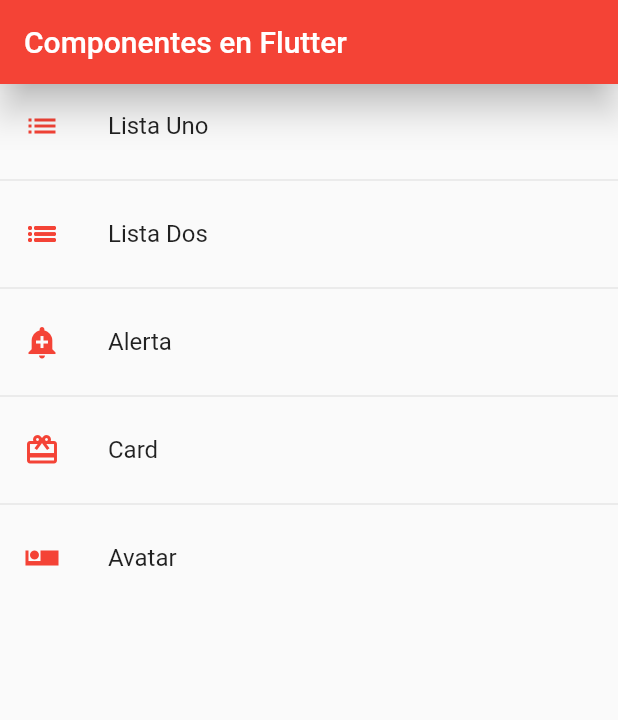
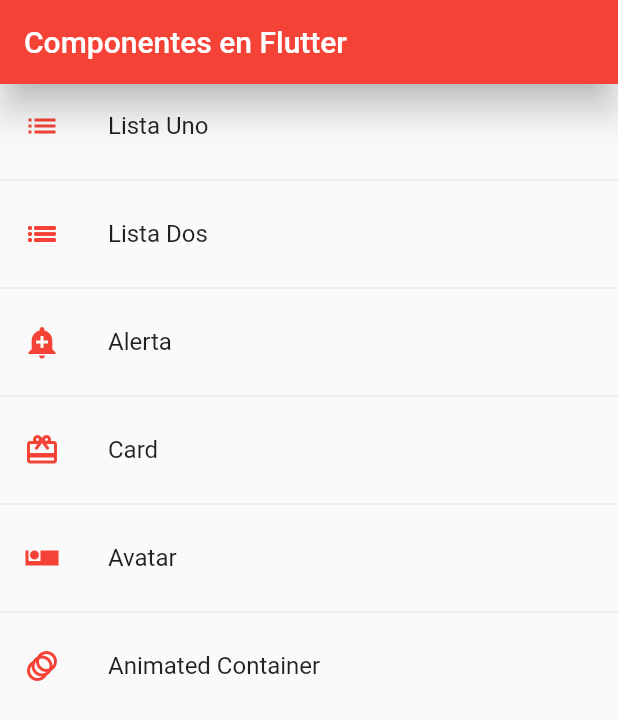
Before and after one commit to dayanescamilla/FlutterComponents, a Flutter app: the screen it shows after launch, on a phone screen of 412 x 824 dp. Shown: the top 720 px of the screen. Run offline on Flutter 3.47's test engine with Material 2 defaults, Android fonts, the phone set to English and light mode, and no system bars.

Commit message:
Se agregaron nuevo fichero Animacion container

```diff
--- a/lib/router/app_routes.dart
+++ b/lib/router/app_routes.dart
@@ -32,6 +32,11 @@ class AppRoutes {
         icon: Icons.airline_seat_individual_suite_sharp,
         name: 'Avatar',
         screen: const AvatarScreen()),
+    MenuOptions(
+        route: 'animatedcontainer',
+        icon: Icons.animation,
+        name: 'Animated Container',
+        screen: const AnimatedContainerScreen()),
   ];
 
   static Map<String, Widget Function(BuildContext)> getAppRoutes() {
--- a/lib/screens/alert_screen.dart
+++ b/lib/screens/alert_screen.dart
@@ -2,7 +2,6 @@ import 'dart:io';
 
 import 'package:flutter/cupertino.dart';
 import 'package:flutter/material.dart';
-import 'package:flutter_components/theme/app_theme.dart';
 //import 'package:flutter_components/theme/app_theme.dart';
 
 class AlertScreen extends StatelessWidget {
--- a/lib/screens/screens.dart
+++ b/lib/screens/screens.dart
@@ -1,3 +1,4 @@
+export 'package:flutter_components/screens/animated_container_screen.dart';
 export 'package:flutter_components/screens/avatar_screen.dart';
 export 'package:flutter_components/screens/alert_screen.dart';
 export 'package:flutter_components/screens/card_screen.dart';
```
Also changed, not shown: lib/screens/animated_container_screen.dart (added, +56 -0 lines).
